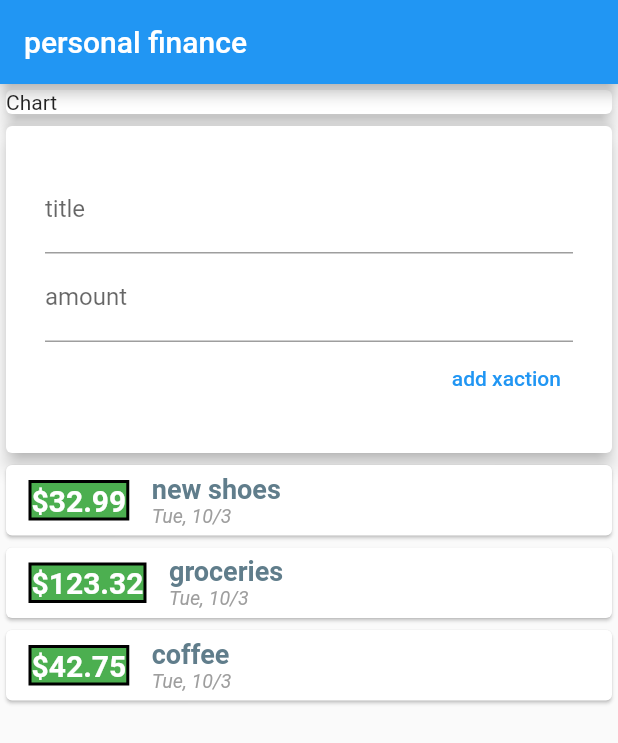
After one commit to rmirabelli/personal_finance_2023, a Flutter app: the screen it shows after launch, after a tap on "add xaction", on a phone screen of 412 x 824 dp. The commit adds this screen. Shown: the top 743 px of the screen. Run offline on Flutter 3.47's test engine with Material 2 defaults, Android fonts, the phone set to English and light mode, and no system bars.

Commit message:
tuesday morning, again

```diff
--- /dev/null
+++ b/lib/widgets/new_transaction.dart
@@ -0,0 +1,54 @@
+import 'package:flutter/material.dart';
+
+import '../models/transaction.dart';
+
+class NewTransaction extends StatelessWidget {
+  NewTransaction(this.performAction, {super.key});
+  final titleController = TextEditingController();
+  final amountController = TextEditingController();
+  final Function(String, int) performAction;
+
+  void _submitTransaction() {
+    final enteredTitle = titleController.text;
+    final enteredAmount = (double.parse(amountController.text) * 100).toInt();
+
+    if (enteredTitle.isEmpty || enteredAmount < 0) return;
+
+    performAction(
+      enteredTitle,
+      enteredAmount,
+    );
+  }
+
+  @override
+  Widget build(BuildContext context) {
+    return Card(
+      elevation: 5,
+      child: Container(
+        padding: EdgeInsets.all(10),
+        margin: EdgeInsets.all(16),
+        child: Column(
+          crossAxisAlignment: CrossAxisAlignment.end,
+          children: [
+            TextField(
+              onSubmitted: (_) => _submitTransaction(),
+              controller: titleController,
+              keyboardType: TextInputType.text,
+              decoration: InputDecoration(labelText: 'title'),
+            ),
+            TextField(
+              onSubmitted: (_) => _submitTransaction(),
+              controller: amountController,
+              keyboardType: TextInputType.number,
+              decoration: InputDecoration(labelText: 'amount'),
+            ),
+            TextButton(
+              child: Text('add xaction'),
+              onPressed: _submitTransaction,
+            ),
+          ],
+        ),
+      ),
+    );
+  }
+}
--- a/lib/widgets/transaction_list.dart
+++ b/lib/widgets/transaction_list.dart
@@ -2,35 +2,18 @@ import 'package:flutter/material.dart';
 import '../models/transaction.dart';
 import 'package:intl/intl.dart';
 
-class TransactionList extends StatefulWidget {
-  @override
-  State<TransactionList> createState() => _TransactionListState();
-}
-
-class _TransactionListState extends State<TransactionList> {
-  static List<Transaction> transactions = [
-    Transaction(
-      id: UniqueKey().toString(),
-      title: 'new shoes',
-      amountInPennies: 3299,
-    ),
-    Transaction(
-      id: UniqueKey().toString(),
-      title: 'groceries',
-      amountInPennies: 12332,
-    ),
-    Transaction(
-      id: UniqueKey().toString(),
-      title: 'coffee',
-      amountInPennies: 4275,
-    ),
-  ];
+class TransactionList extends StatelessWidget {
+  TransactionList(this.transactions);
+  final List<Transaction> transactions;
 
   @override
   Widget build(BuildContext context) {
-    return Card(
-      child: Column(
-        children: transactions.map((transaction) {
+    return Container(
+      height: 300,
+      child: ListView.builder(
+          itemCount: transactions.length,
+          itemBuilder: (ctx, index) {
+            Transaction transaction = transactions[index];
             return Card(
               child: Row(
                 children: [
@@ -46,7 +29,7 @@ class _TransactionListState extends State<TransactionList> {
                       horizontal: 15,
                     ),
                     child: Text(
-                  '\$${transaction.amountInPennies / 100.0}'.toString(),
+                      '\$${(transaction.amountInPennies / 100.0).toStringAsFixed(2)}',
                       style: TextStyle(
                         fontWeight: FontWeight.bold,
                         fontSize: 20,
@@ -77,9 +60,9 @@ class _TransactionListState extends State<TransactionList> {
                     ],
                   )
                 ],
-          ));
-        }).toList(),
               ),
+            );
+          }),
     );
   }
 }
--- /dev/null
+++ b/lib/widgets/user_transaction.dart
@@ -0,0 +1,52 @@
+import 'package:flutter/material.dart';
+import 'new_transaction.dart';
+import 'transaction_list.dart';
+import '../models/transaction.dart';
+
+class UserTransaction extends StatefulWidget {
+  const UserTransaction({super.key});
+
+  @override
+  State<UserTransaction> createState() => _UserTransactionState();
+}
+
+class _UserTransactionState extends State<UserTransaction> {
+  void _addNewTransaction(String title, int amount) {
+    final newTransaction = Transaction(
+      title: title,
+      amountInPennies: amount,
+      id: UniqueKey().toString(),
+    );
+    setState(() {
+      transactions.add(newTransaction);
+    });
+  }
+
+  final List<Transaction> transactions = [
+    Transaction(
+      id: UniqueKey().toString(),
+      title: 'new shoes',
+      amountInPennies: 3299,
+    ),
+    Transaction(
+      id: UniqueKey().toString(),
+      title: 'groceries',
+      amountInPennies: 12332,
+    ),
+    Transaction(
+      id: UniqueKey().toString(),
+      title: 'coffee',
+      amountInPennies: 4275,
+    ),
+  ];
+
+  @override
+  Widget build(BuildContext context) {
+    return Column(
+      children: [
+        NewTransaction(_addNewTransaction),
+        TransactionList(transactions),
+      ],
+    );
+  }
+}
```
Also changed, not shown: lib/main.dart (+2 -36 lines). Lines whose indentation alone changed are shown as unchanged.
